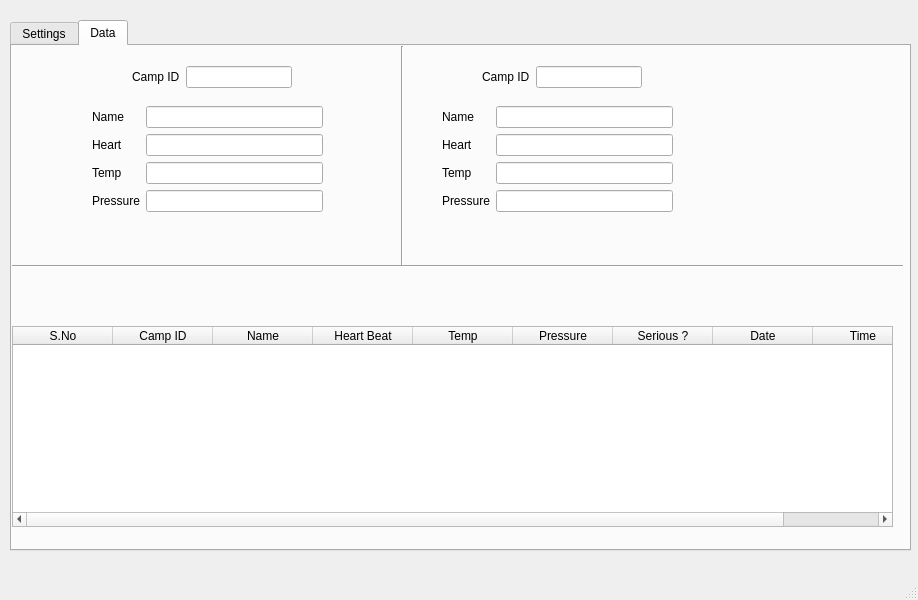
SarathM1/PatientMonitoringSystem, file server.ui: the form before one commit.
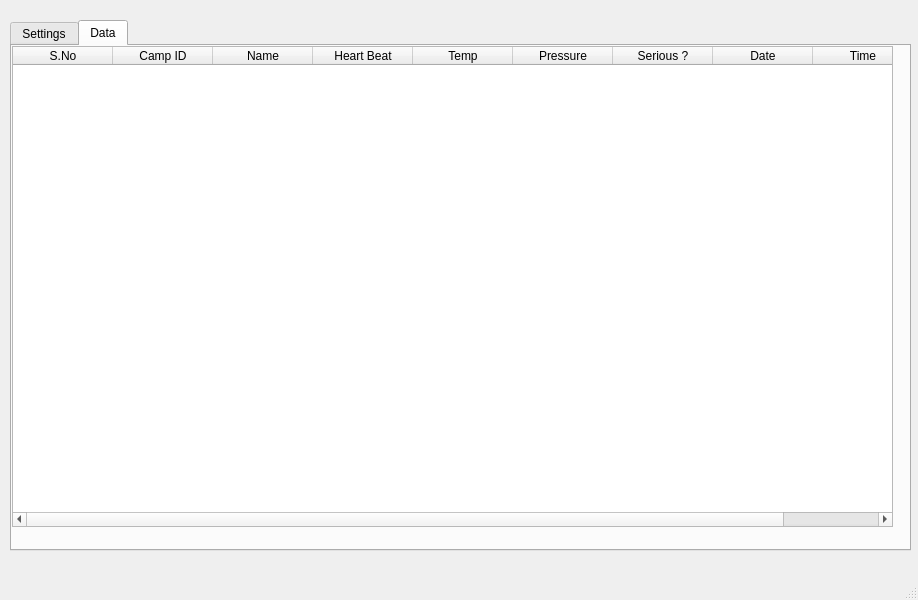
The form after the commit. The open tabs and pages were chosen to show the change.

```diff
--- a/server.ui
+++ b/server.ui
@@ -117,53 +117,66 @@
      <widget class="QWidget" name="formLayoutWidget_2">
       <property name="geometry">
        <rect>
-        <x>80</x>
-        <y>60</y>
+        <x>110</x>
+        <y>30</y>
         <width>231</width>
-        <height>128</height>
+        <height>161</height>
        </rect>
       </property>
       <layout class="QFormLayout" name="formLayout_2">
+       <property name="fieldGrowthPolicy">
+        <enum>QFormLayout::AllNonFixedFieldsGrow</enum>
+       </property>
        <item row="1" column="0">
+        <widget class="QLabel" name="label_11">
+         <property name="text">
+          <string>Name</string>
+         </property>
+        </widget>
+       </item>
+       <item row="1" column="1">
+        <widget class="QLineEdit" name="name1"/>
+       </item>
+       <item row="2" column="0">
         <widget class="QLabel" name="label_8">
          <property name="text">
           <string>Heart </string>
          </property>
         </widget>
        </item>
-       <item row="1" column="1">
+       <item row="2" column="1">
         <widget class="QLineEdit" name="heart1"/>
        </item>
-       <item row="2" column="0">
+       <item row="3" column="0">
         <widget class="QLabel" name="label_9">
          <property name="text">
           <string>Temp</string>
          </property>
         </widget>
        </item>
-       <item row="2" column="1">
+       <item row="3" column="1">
         <widget class="QLineEdit" name="temp1"/>
        </item>
-       <item row="3" column="0">
+       <item row="4" column="0">
         <widget class="QLabel" name="label_10">
          <property name="text">
           <string>Pressure</string>
          </property>
         </widget>
        </item>
-       <item row="3" column="1">
+       <item row="4" column="1">
         <widget class="QLineEdit" name="pressure1"/>
        </item>
+       <item row="0" column="1">
+        <widget class="QLineEdit" name="campId1"/>
+       </item>
        <item row="0" column="0">
-        <widget class="QLabel" name="label_11">
+        <widget class="QLabel" name="label_4">
          <property name="text">
           <string>Name</string>
          </property>
         </widget>
        </item>
-       <item row="0" column="1">
-        <widget class="QLineEdit" name="name1"/>
-       </item>
       </layout>
      </widget>
      <widget class="QTableWidget" name="table">
@@ -173,9 +186,9 @@
       <property name="geometry">
        <rect>
         <x>0</x>
-        <y>280</y>
+        <y>0</y>
         <width>881</width>
-        <height>201</height>
+        <height>481</height>
        </rect>
       </property>
       <property name="editTriggers">
@@ -227,128 +240,6 @@
        </property>
       </column>
      </widget>
-     <widget class="QWidget" name="formLayoutWidget_3">
-      <property name="geometry">
-       <rect>
-        <x>430</x>
-        <y>60</y>
-        <width>231</width>
-        <height>128</height>
-       </rect>
-      </property>
-      <layout class="QFormLayout" name="formLayout_4">
-       <item row="1" column="0">
-        <widget class="QLabel" name="label_12">
-         <property name="text">
-          <string>Heart </string>
-         </property>
-        </widget>
-       </item>
-       <item row="1" column="1">
-        <widget class="QLineEdit" name="heart2"/>
-       </item>
-       <item row="2" column="0">
-        <widget class="QLabel" name="label_13">
-         <property name="text">
-          <string>Temp</string>
-         </property>
-        </widget>
-       </item>
-       <item row="2" column="1">
-        <widget class="QLineEdit" name="temp2"/>
-       </item>
-       <item row="3" column="0">
-        <widget class="QLabel" name="label_14">
-         <property name="text">
-          <string>Pressure</string>
-         </property>
-        </widget>
-       </item>
-       <item row="3" column="1">
-        <widget class="QLineEdit" name="pressure2"/>
-       </item>
-       <item row="0" column="0">
-        <widget class="QLabel" name="label_15">
-         <property name="text">
-          <string>Name</string>
-         </property>
-        </widget>
-       </item>
-       <item row="0" column="1">
-        <widget class="QLineEdit" name="name2"/>
-       </item>
-      </layout>
-     </widget>
-     <widget class="Line" name="line">
-      <property name="geometry">
-       <rect>
-        <x>380</x>
-        <y>0</y>
-        <width>20</width>
-        <height>221</height>
-       </rect>
-      </property>
-      <property name="orientation">
-       <enum>Qt::Vertical</enum>
-      </property>
-     </widget>
-     <widget class="Line" name="line_2">
-      <property name="geometry">
-       <rect>
-        <x>0</x>
-        <y>210</y>
-        <width>891</width>
-        <height>20</height>
-       </rect>
-      </property>
-      <property name="orientation">
-       <enum>Qt::Horizontal</enum>
-      </property>
-     </widget>
-     <widget class="QWidget" name="formLayoutWidget_4">
-      <property name="geometry">
-       <rect>
-        <x>120</x>
-        <y>20</y>
-        <width>160</width>
-        <height>31</height>
-       </rect>
-      </property>
-      <layout class="QFormLayout" name="formLayout">
-       <item row="0" column="0">
-        <widget class="QLabel" name="label_4">
-         <property name="text">
-          <string>Camp ID</string>
-         </property>
-        </widget>
-       </item>
-       <item row="0" column="1">
-        <widget class="QLineEdit" name="campId1"/>
-       </item>
-      </layout>
-     </widget>
-     <widget class="QWidget" name="formLayoutWidget_5">
-      <property name="geometry">
-       <rect>
-        <x>470</x>
-        <y>20</y>
-        <width>160</width>
-        <height>31</height>
-       </rect>
-      </property>
-      <layout class="QFormLayout" name="formLayout_5">
-       <item row="0" column="0">
-        <widget class="QLabel" name="label_5">
-         <property name="text">
-          <string>Camp ID</string>
-         </property>
-        </widget>
-       </item>
-       <item row="0" column="1">
-        <widget class="QLineEdit" name="campId2"/>
-       </item>
-      </layout>
-     </widget>
     </widget>
    </widget>
   </widget>
```
Left out of the diff: 35 changed lines with no effect on the pictures.
